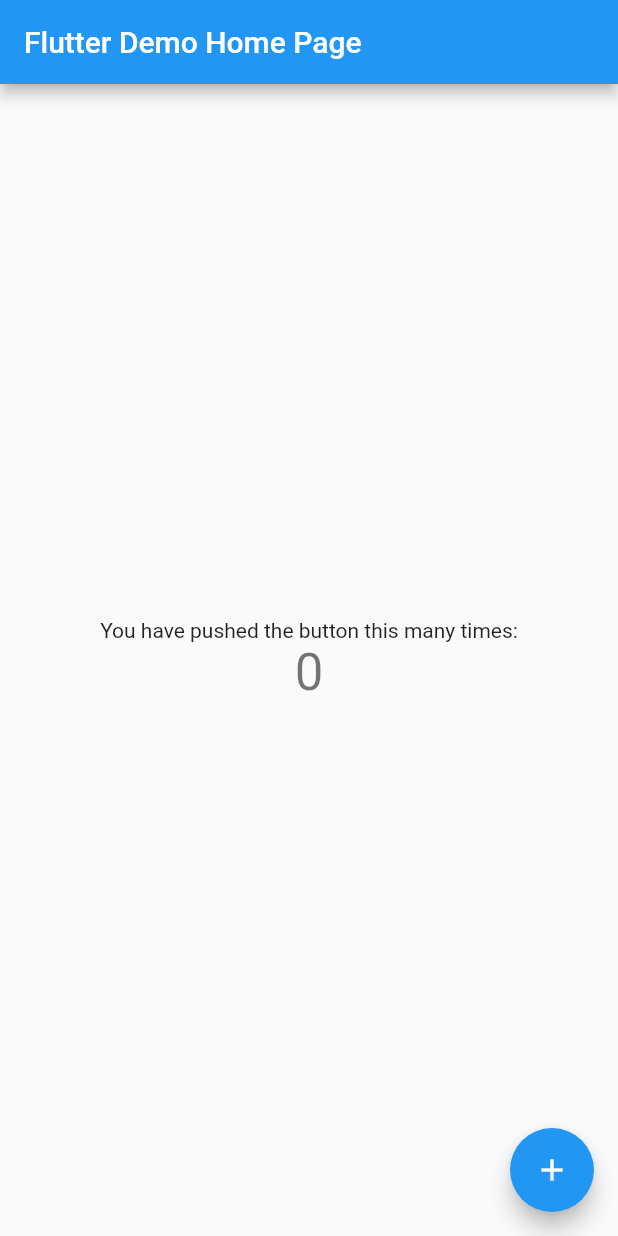
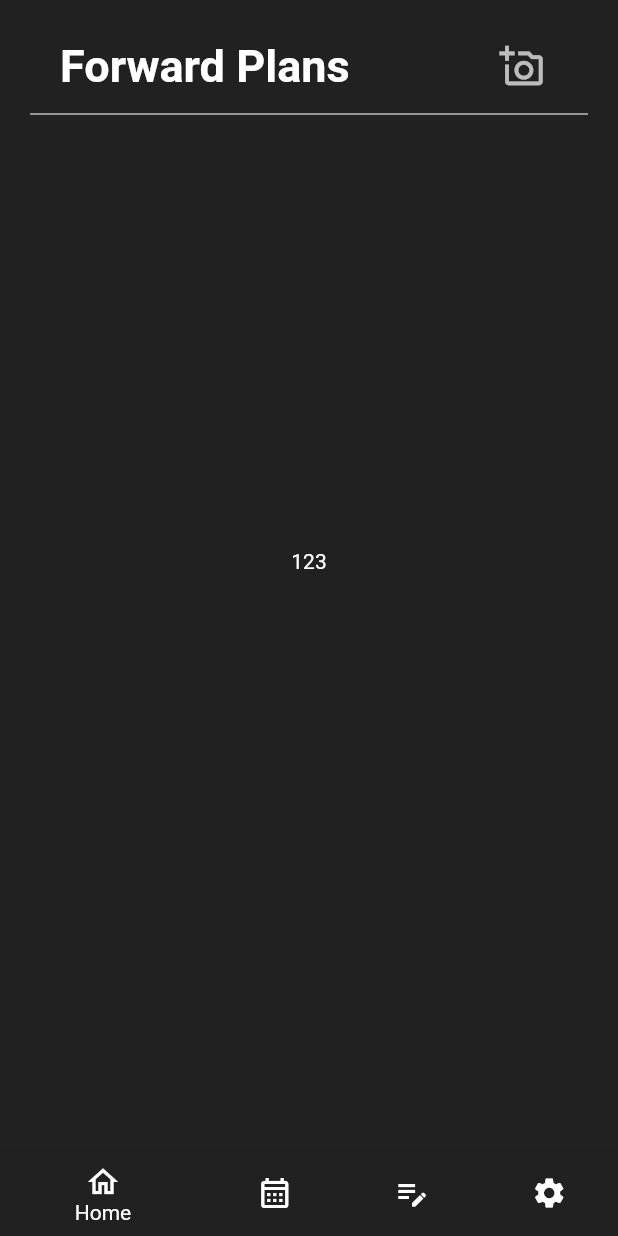
Before and after one commit to matthew99617/funds_management, a Flutter app: the screen it shows after launch, on a phone screen of 412 x 824 dp. Run offline on Flutter 3.47's test engine with Material 2 defaults, Android fonts, the phone set to English and light mode, and no system bars; our stand-ins replace auto_route, bloc, flutter_bloc, grouped_list.

Commit message:
add Home Page, Router.dart,shared folder, model folder, cubit(Theme)

```diff
--- /dev/null
+++ b/lib/bloc/cubit/theme/theme_change_cubit.dart
@@ -0,0 +1,17 @@
+import 'package:bloc/bloc.dart';
+import '../../../shared/theme.dart';
+import 'package:flutter/material.dart';
+
+part 'theme_change_state.dart';
+
+class ThemeChangeCubit extends Cubit<ThemeChangeState> {
+  ThemeChangeCubit() : super(ThemeChangeState(themeData: AppThemes.darkTheme, isDark: true));
+
+  void toggleTheme(){
+    if (state.isDark == true){
+      emit(ThemeChangeState(themeData: AppThemes.lightTheme, isDark: false));
+    } else {
+      emit(ThemeChangeState(themeData: AppThemes.darkTheme, isDark: true));
+    }
+  }
+}
--- /dev/null
+++ b/lib/bloc/cubit/theme/theme_change_state.dart
@@ -0,0 +1,7 @@
+part of 'theme_change_cubit.dart';
+
+class ThemeChangeState {
+  final ThemeData themeData;
+  final bool isDark;
+  const ThemeChangeState({required this.themeData, required this.isDark});
+}
--- a/lib/main.dart
+++ b/lib/main.dart
@@ -1,120 +1,51 @@
 import 'package:flutter/material.dart';
+import 'package:flutter_bloc/flutter_bloc.dart';
+import 'package:funds_management/presentation/router/router.gr.dart';
 
+import 'bloc/cubit/theme/theme_change_cubit.dart';
 import 'config/config_reader.dart';
 import 'config/environment.dart';
 
-void main() async {
+void main() async{
   WidgetsFlutterBinding.ensureInitialized();
   await ConfigReader.initializeApp(Environment.dev);
-  runApp(const MyApp());
+  final AppRouter appRouter = AppRouter();
+  runApp(
+      MultiBlocProvider(
+        providers: [
+          BlocProvider(
+            create: (context) => ThemeChangeCubit(),
+          ),
+        ],
+        child: MyApp(
+          appRouter: appRouter,
+        ),
+      )
+  );
 }
 
 class MyApp extends StatelessWidget {
-  const MyApp({super.key});
+  final AppRouter _appRouter;
+
+  const MyApp({
+    Key? key,
+    required AppRouter appRouter,
+  }) : _appRouter = appRouter,
+        super(key: key);
 
   // This widget is the root of your application.
   @override
   Widget build(BuildContext context) {
-    return MaterialApp(
-      title: 'Flutter Demo',
-      theme: ThemeData(
-        // This is the theme of your application.
-        //
-        // Try running your application with "flutter run". You'll see the
-        // application has a blue toolbar. Then, without quitting the app, try
-        // changing the primarySwatch below to Colors.green and then invoke
-        // "hot reload" (press "r" in the console where you ran "flutter run",
-        // or simply save your changes to "hot reload" in a Flutter IDE).
-        // Notice that the counter didn't reset back to zero; the application
-        // is not restarted.
-        primarySwatch: Colors.blue,
-      ),
-      home: const MyHomePage(title: 'Flutter Demo Home Page'),
+    return BlocBuilder<ThemeChangeCubit, ThemeChangeState>(
+        builder: (context, state) {
+          return MaterialApp.router(
+            debugShowCheckedModeBanner: ConfigReader.config().DEBUG,
+            theme: state.themeData,
+            routerDelegate: _appRouter.delegate(),
+            routeInformationParser: _appRouter.defaultRouteParser(),
+            builder: (context, router) => router!,
+          );
+        },
     );
   }
 }
-
-class MyHomePage extends StatefulWidget {
-  const MyHomePage({super.key, required this.title});
-
-  // This widget is the home page of your application. It is stateful, meaning
-  // that it has a State object (defined below) that contains fields that affect
-  // how it looks.
-
-  // This class is the configuration for the state. It holds the values (in this
-  // case the title) provided by the parent (in this case the App widget) and
-  // used by the build method of the State. Fields in a Widget subclass are
-  // always marked "final".
-
-  final String title;
-
-  @override
-  State<MyHomePage> createState() => _MyHomePageState();
-}
-
-class _MyHomePageState extends State<MyHomePage> {
-  int _counter = 0;
-
-  void _incrementCounter() {
-    setState(() {
-      // This call to setState tells the Flutter framework that something has
-      // changed in this State, which causes it to rerun the build method below
-      // so that the display can reflect the updated values. If we changed
-      // _counter without calling setState(), then the build method would not be
-      // called again, and so nothing would appear to happen.
-      _counter++;
-    });
-  }
-
-  @override
-  Widget build(BuildContext context) {
-    // This method is rerun every time setState is called, for instance as done
-    // by the _incrementCounter method above.
-    //
-    // The Flutter framework has been optimized to make rerunning build methods
-    // fast, so that you can just rebuild anything that needs updating rather
-    // than having to individually change instances of widgets.
-    return Scaffold(
-      appBar: AppBar(
-        // Here we take the value from the MyHomePage object that was created by
-        // the App.build method, and use it to set our appbar title.
-        title: Text(widget.title),
-      ),
-      body: Center(
-        // Center is a layout widget. It takes a single child and positions it
-        // in the middle of the parent.
-        child: Column(
-          // Column is also a layout widget. It takes a list of children and
-          // arranges them vertically. By default, it sizes itself to fit its
-          // children horizontally, and tries to be as tall as its parent.
-          //
-          // Invoke "debug painting" (press "p" in the console, choose the
-          // "Toggle Debug Paint" action from the Flutter Inspector in Android
-          // Studio, or the "Toggle Debug Paint" command in Visual Studio Code)
-          // to see the wireframe for each widget.
-          //
-          // Column has various properties to control how it sizes itself and
-          // how it positions its children. Here we use mainAxisAlignment to
-          // center the children vertically; the main axis here is the vertical
-          // axis because Columns are vertical (the cross axis would be
-          // horizontal).
-          mainAxisAlignment: MainAxisAlignment.center,
-          children: <Widget>[
-            const Text(
-              'You have pushed the button this many times:',
-            ),
-            Text(
-              '$_counter',
-              style: Theme.of(context).textTheme.headline4,
-            ),
-          ],
-        ),
-      ),
-      floatingActionButton: FloatingActionButton(
-        onPressed: _incrementCounter,
-        tooltip: 'Increment',
-        child: const Icon(Icons.add),
-      ), // This trailing comma makes auto-formatting nicer for build methods.
-    );
-  }
-}
--- /dev/null
+++ b/lib/model/record.dart
@@ -0,0 +1,25 @@
+class Record{
+  final DateTime dateTime;
+  final String purchaseItem;
+  final String description;
+  final String type;
+  final bool isChecked;
+
+  Record({
+    required this.purchaseItem,
+    required this.dateTime,
+    required this.description,
+    required this.type,
+    required this.isChecked,
+  });
+
+  factory Record.fromJson(Map<String, dynamic> json){
+    return Record(
+      purchaseItem: json[''],
+      dateTime: json[''],
+      description: json[''],
+      type: json[''],
+      isChecked: json[false]
+    );
+  }
+}
--- /dev/null
+++ b/lib/presentation/screen/home/home_screen.dart
@@ -0,0 +1,112 @@
+import 'package:flutter/material.dart';
+import 'package:funds_management/shared/bottomNav.dart';
+import 'package:grouped_list/grouped_list.dart';
+
+import '../../../shared/icons_data.dart';
+
+class HomeScreen extends StatefulWidget {
+  const HomeScreen({Key? key}) : super(key: key);
+
+  @override
+  State<HomeScreen> createState() => _HomeScreenState();
+}
+
+class _HomeScreenState extends State<HomeScreen> {
+
+  final ScrollController scrollController = ScrollController();
+
+  List _elements = [
+    {'name': 'John', 'group': 'Team A', 'note': 'Testing 123', 'date': '24-02-2023'},
+    {'name': 'Will', 'group': 'Team B', 'note': 'Testing 1234', 'date': '23-04-2023'},
+    {'name': 'Beth', 'group': 'Team A', 'note': 'Testing 1235', 'date': '01-02-2023'},
+    {'name': 'Miranda', 'group': 'Team B', 'note': 'Testing 1236', 'date': '31-05-2023'},
+    {'name': 'Mike', 'group': 'Team C', 'note': 'Testing 1237', 'date': '15-03-2023'},
+    {'name': 'Danny', 'group': 'Team C', 'note': 'Testing 1238', 'date': '29-01-2023'},
+  ];
+
+  @override
+  Widget build(BuildContext context) {
+    return Scaffold(
+      body: SafeArea(
+        child: Padding(
+          padding: const EdgeInsets.symmetric(horizontal: 20, vertical: 20),
+          child: Column(
+            mainAxisAlignment: MainAxisAlignment.start,
+            children: <Widget>[
+              Padding(
+                padding: EdgeInsets.symmetric(horizontal: 20),
+                child: Row(
+                  mainAxisAlignment: MainAxisAlignment.spaceBetween,
+                  children: <Widget> [
+                    Text(
+                      "Forward Plans",
+                      style: TextStyle(
+                        fontWeight: FontWeight.bold,
+                        fontSize: 30,
+                      ),
+                    ),
+                    IconButton(
+                      icon: const Icon(scanIcon),
+                      iconSize: 30,
+                      splashColor: Colors.transparent,
+                      highlightColor: Colors.transparent,
+                      onPressed: (){
+
+                      },
+                    ),
+                    // Row(
+                    //   mainAxisAlignment: MainAxisAlignment.spaceEvenly,
+                    //   children: <Widget> [
+                    //     Icon(scanIcon)
+                    //   ],
+                    // ),
+                  ],
+                ),
+              ),
+              Divider(
+                thickness: 1,
+              ),
+              SizedBox(height: 2),
+              Container(
+                height: MediaQuery.of(context).size.height*0.7,
+                width: MediaQuery.of(context).size.width,
+                alignment: Alignment.center,
+                child: Text(
+                  "123"
+                  /// Todo
+                )
+                // Scrollbar(
+                //   thumbVisibility: true,
+                //   controller: scrollController,
+                //   child: ListView.separated(
+                //     controller: scrollController,
+                //     scrollDirection: Axis.vertical,
+                //     itemCount: widget.listItem.length,
+                //     primary: false,
+                //     itemBuilder: (BuildContext context, int index) {
+                //       // return _buildProductItem(
+                //       //   _changeIcon(widget.listItem[index].type),
+                //       //   widget.listItem[index].titles,
+                //       //   _calExpiryDay(widget.listItem[index].dateOfPurchasing, widget.listItem[index].validYear),
+                //       //   // widget.listItem[index].expireState,
+                //       // );
+                //     },
+                //     separatorBuilder: (BuildContext context, int index) =>
+                //     const SizedBox(height: 2,)
+                //   ),
+                // ),
+              )
+              // Row(
+              //   mainAxisAlignment: MainAxisAlignment.spaceBetween,
+              //   children: <Widget>[
+              //
+              //   ],
+              // ),
+            ],
+          ),
+        ),
+      ),
+      bottomNavigationBar: BottomNav()
+    );
+  }
+}
--- /dev/null
+++ b/lib/shared/bottomNav.dart
@@ -0,0 +1,66 @@
+import 'package:auto_route/auto_route.dart';
+import 'package:flutter/material.dart';
+import 'package:funds_management/shared/colors.dart';
+
+import 'icons_data.dart';
+
+class BottomNav extends StatefulWidget {
+
+  const BottomNav({Key? key}) : super(key: key);
+
+  @override
+  State<BottomNav> createState() => _BottomNavState();
+}
+class _BottomNavState extends State<BottomNav> {
+
+  int _selectedIndex = 0;
+
+  void _onItemTapped(int index) {
+    setState(() {
+      _selectedIndex = index;
+    });
+    switch (index) {
+      case 0:
+        // AutoRouter.of(context).pushNamed("/setting_screen");
+        break;
+      case 1:
+        break;
+      case 2:
+        break;
+      case 3:
+        break;
+    }
+  }
+
+  @override
+  Widget build(BuildContext context) {
+    return BottomNavigationBar(
+      items:  const <BottomNavigationBarItem>[
+        BottomNavigationBarItem(
+          icon: Icon(homeIcon),
+          label: "Home",
+          backgroundColor: darkBackground,
+        ),
+        BottomNavigationBarItem(
+          icon: Icon(calendarIcon),
+          label: "Calendar",
+          backgroundColor: darkBackground,
+        ),
+        BottomNavigationBarItem(
+          icon: Icon(
+            recordIcon,
+          ),
+          label: "Record",
+          backgroundColor: darkBackground,
+        ),
+        BottomNavigationBarItem(
+          icon: Icon(settingIcon),
+          label: "Setting",
+          backgroundColor: darkBackground,
+        ),
+      ],
+      currentIndex: _selectedIndex,
+      onTap: _onItemTapped,
+    );
+  }
+}
--- /dev/null
+++ b/lib/shared/icons_data.dart
@@ -0,0 +1,17 @@
+import 'package:flutter/cupertino.dart';
+import 'package:flutter/material.dart';
+
+// App needed Icon
+const IconData backArrowIcon = Icons.arrow_back_ios;
+const IconData homeIcon = Icons.home_outlined;
+const IconData calendarIcon = Icons.calendar_month_outlined;
+const IconData recordIcon = Icons.edit_note_outlined;
+const IconData settingIcon = Icons.settings;
+
+// Home needed Icon
+const IconData arrowUpIcon = Icons.arrow_drop_up_outlined;
+const IconData arrowDownIcon = Icons.arrow_drop_down_outlined;
+
+// Page needed Icon
+const IconData iExportIcon = Icons.import_export;
+const IconData scanIcon = Icons.add_a_photo_outlined;
--- /dev/null
+++ b/lib/shared/theme.dart
@@ -0,0 +1,94 @@
+import 'package:flutter/material.dart';
+import 'package:funds_management/shared/colors.dart';
+
+import 'colors.dart';
+
+class AppThemes {
+
+  // lightTheme
+  static ThemeData lightTheme = ThemeData(
+    appBarTheme: AppBarTheme(
+        color: lightBackground,
+        iconTheme: IconThemeData(color: lightModeIcon),
+        titleTextStyle: TextStyle(
+          color: lightModeText,
+        )
+    ),
+    scaffoldBackgroundColor: lightBackground,
+    backgroundColor: lightBackground,
+    textTheme: TextTheme(
+      bodyText1: TextStyle(color: lightModeText),
+      bodyText2: TextStyle(color: lightModeText),
+      headline1: TextStyle(color: lightModeText),
+      headline2: TextStyle(color: lightModeText),
+      headline3: TextStyle(color: lightModeText),
+      headline4: TextStyle(color: lightModeText),
+      headline5: TextStyle(color: lightModeText),
+      headline6: TextStyle(color: lightModeText),
+    ),
+    iconTheme: IconThemeData(color: lightModeIcon),
+    dividerTheme: DividerThemeData(color: lightModeDivider),
+    inputDecorationTheme: InputDecorationTheme(
+      fillColor: lightSearchBar,
+      prefixIconColor: lightModeIcon,
+      prefixStyle: TextStyle(color: lightModeText),
+      suffixIconColor: lightModeIcon,
+      suffixStyle: TextStyle(color: lightModeText),
+    ),
+    popupMenuTheme: PopupMenuThemeData(
+      color: lightSearchBar,
+      textStyle: TextStyle(
+        color: lightModeText,
+      ),
+    ),
+    bottomSheetTheme: BottomSheetThemeData(
+      backgroundColor: lightBackground,
+    ),
+  );
+
+    // darkTheme
+  static ThemeData darkTheme = ThemeData(
+    appBarTheme: AppBarTheme(
+      color: darkBackground,
+      iconTheme: IconThemeData(color: darkModeIcon),
+      titleTextStyle: TextStyle(
+        color: darkModeText,
+      )
+    ),
+    scaffoldBackgroundColor: darkBackground,
+    backgroundColor: darkBackground,
+    textTheme: TextTheme(
+      bodyText1: TextStyle(color: darkModeText),
+      bodyText2: TextStyle(color: darkModeText),
+      headline1: TextStyle(color: darkModeText),
+      headline2: TextStyle(color: darkModeText),
+      headline3: TextStyle(color: darkModeText),
+      headline4: TextStyle(color: darkModeText),
+      headline5: TextStyle(color: darkModeText),
+      headline6: TextStyle(color: darkModeText),
+    ),
+    iconTheme: IconThemeData(color: darkModeIcon),
+    dividerTheme: DividerThemeData(color: darkModeDivider),
+    inputDecorationTheme: InputDecorationTheme(
+      fillColor: darkSearchBar,
+      prefixIconColor: darkModeIcon,
+      prefixStyle: TextStyle(color: darkModeText),
+      suffixIconColor: darkModeIcon,
+      suffixStyle: TextStyle(color: darkModeText),
+    ),
+    popupMenuTheme: PopupMenuThemeData(
+      color: darkSearchBar,
+      textStyle: TextStyle(
+        color: darkModeText,
+      ),
+    ),
+    bottomNavigationBarTheme: BottomNavigationBarThemeData(
+      backgroundColor: darkBackground,
+      selectedIconTheme: IconThemeData(color: darkModeText),
+      unselectedIconTheme: IconThemeData(color: darkModeText),
+    ),
+    bottomSheetTheme: BottomSheetThemeData(
+      backgroundColor: darkBackground,
+    ),
+  );
+}
```
Also changed, not shown: assets/config/env.json (added, +17 -0 lines), lib/model/notes.dart (added, +22 -0 lines), lib/presentation/router/router.dart (added, +23 -0 lines), lib/shared/colors.dart (added, +23 -0 lines), pubspec.yaml (+13 -3 lines), lib/presentation/router/router.gr.dart (added), lib/presentation/screen/home/component/child_view_list.dart (added), lib/presentation/screen/home/component/group_view_list.dart (added), lib/presentation/screen/record/record_screen.dart (added), lib/presentation/screen/scan/scanner_screen.dart (added), lib/splash/splash_screen.dart (added), pubspec.lock.
